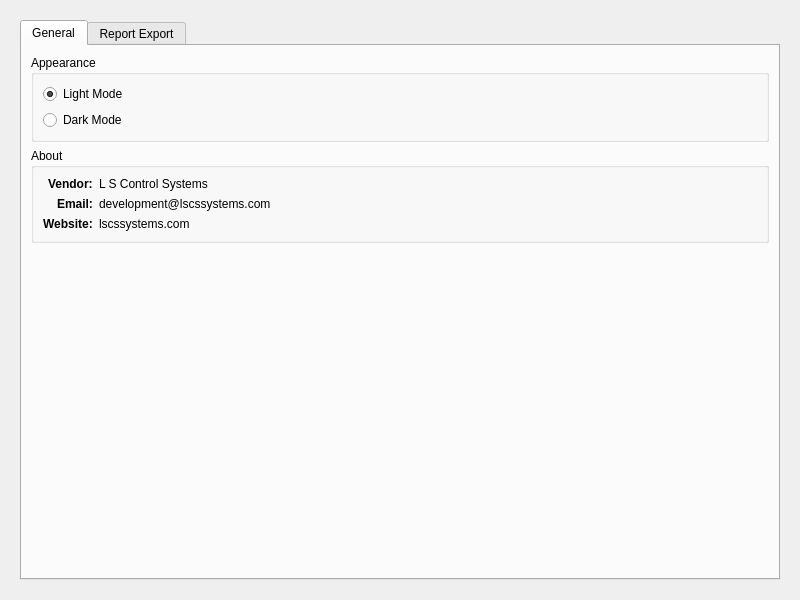
The window that src/ui/forms/settings.ui (SuryaPrasathB/Comminent-PCB-Tester) describes before a commit, drawn with Qt 5.
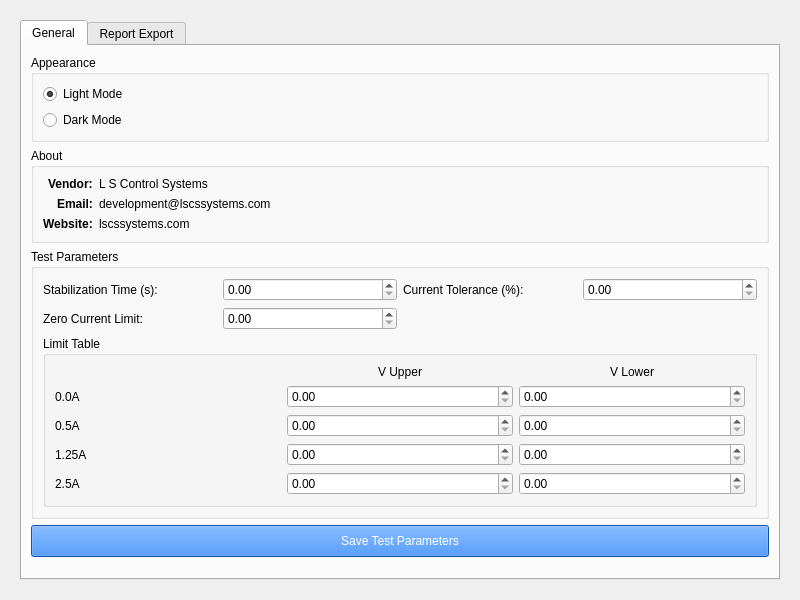
The same window after the commit.

Commit message:
feat: Expose test parameters in settings UI
- Migrated `STABILIZATION_TIME`, `CURRENT_TOLERANCE_PERCENT`, `LIMIT_TABLE`, and `ZERO_CURRENT_LIMIT` from static constants in `src/core/config.py` to dynamic settings.
- Updated `SettingsManager` to support deep merging of `test_parameters`.
- Added UI inputs in `settings.ui` to configure these test parameters.
- Updated `TestRunner` to fetch and apply these parameters dynamically instead of relying on hardcoded constants.

```diff
--- a/src/ui/forms/settings.ui
+++ b/src/ui/forms/settings.ui
@@ -143,6 +143,213 @@
          </layout>
         </widget>
        </item>
+       <item>
+        <widget class="QGroupBox" name="groupBox_test_params">
+         <property name="title">
+          <string>Test Parameters</string>
+         </property>
+         <layout class="QGridLayout" name="gridLayout_test_params">
+          <item row="0" column="0">
+           <widget class="QLabel" name="label_stab_time">
+            <property name="text">
+             <string>Stabilization Time (s):</string>
+            </property>
+           </widget>
+          </item>
+          <item row="0" column="1">
+           <widget class="QDoubleSpinBox" name="spinBox_stab_time">
+            <property name="decimals">
+             <number>2</number>
+            </property>
+            <property name="maximum">
+             <double>999.99</double>
+            </property>
+           </widget>
+          </item>
+          <item row="0" column="2">
+           <widget class="QLabel" name="label_curr_tol">
+            <property name="text">
+             <string>Current Tolerance (%):</string>
+            </property>
+           </widget>
+          </item>
+          <item row="0" column="3">
+           <widget class="QDoubleSpinBox" name="spinBox_curr_tol">
+            <property name="decimals">
+             <number>2</number>
+            </property>
+            <property name="maximum">
+             <double>100.0</double>
+            </property>
+           </widget>
+          </item>
+          <item row="1" column="0">
+           <widget class="QLabel" name="label_zero_curr">
+            <property name="text">
+             <string>Zero Current Limit:</string>
+            </property>
+           </widget>
+          </item>
+          <item row="1" column="1">
+           <widget class="QDoubleSpinBox" name="spinBox_zero_curr">
+            <property name="decimals">
+             <number>2</number>
+            </property>
+            <property name="maximum">
+             <double>99.99</double>
+            </property>
+           </widget>
+          </item>
+          <item row="2" column="0" colspan="4">
+           <widget class="QGroupBox" name="groupBox_limits">
+            <property name="title">
+             <string>Limit Table</string>
+            </property>
+            <layout class="QGridLayout" name="gridLayout_limits">
+             <item row="0" column="1">
+              <widget class="QLabel" name="label_vupper">
+               <property name="text">
+                <string>V Upper</string>
+               </property>
+               <property name="alignment">
+                <set>Qt::AlignCenter</set>
+               </property>
+              </widget>
+             </item>
+             <item row="0" column="2">
+              <widget class="QLabel" name="label_vlower">
+               <property name="text">
+                <string>V Lower</string>
+               </property>
+               <property name="alignment">
+                <set>Qt::AlignCenter</set>
+               </property>
+              </widget>
+             </item>
+             <item row="1" column="0">
+              <widget class="QLabel" name="label_0_0">
+               <property name="text">
+                <string>0.0A</string>
+               </property>
+              </widget>
+             </item>
+             <item row="1" column="1">
+              <widget class="QDoubleSpinBox" name="spinBox_0_0_vu">
+               <property name="decimals">
+                <number>2</number>
+               </property>
+               <property name="maximum">
+                <double>99.99</double>
+               </property>
+              </widget>
+             </item>
+             <item row="1" column="2">
+              <widget class="QDoubleSpinBox" name="spinBox_0_0_vl">
+               <property name="decimals">
+                <number>2</number>
+               </property>
+               <property name="maximum">
+                <double>99.99</double>
+               </property>
+              </widget>
+             </item>
+             <item row="2" column="0">
+              <widget class="QLabel" name="label_0_5">
+               <property name="text">
+                <string>0.5A</string>
+               </property>
+              </widget>
+             </item>
+             <item row="2" column="1">
+              <widget class="QDoubleSpinBox" name="spinBox_0_5_vu">
+               <property name="decimals">
+                <number>2</number>
+               </property>
+               <property name="maximum">
+                <double>99.99</double>
+               </property>
+              </widget>
+             </item>
+             <item row="2" column="2">
+              <widget class="QDoubleSpinBox" name="spinBox_0_5_vl">
+               <property name="decimals">
+                <number>2</number>
+               </property>
+               <property name="maximum">
+                <double>99.99</double>
+               </property>
+              </widget>
+             </item>
+             <item row="3" column="0">
+              <widget class="QLabel" name="label_1_25">
+               <property name="text">
+                <string>1.25A</string>
+               </property>
+              </widget>
+             </item>
+             <item row="3" column="1">
+              <widget class="QDoubleSpinBox" name="spinBox_1_25_vu">
+               <property name="decimals">
+                <number>2</number>
+               </property>
+               <property name="maximum">
+                <double>99.99</double>
+               </property>
+              </widget>
+             </item>
+             <item row="3" column="2">
+              <widget class="QDoubleSpinBox" name="spinBox_1_25_vl">
+               <property name="decimals">
+                <number>2</number>
+               </property>
+               <property name="maximum">
+                <double>99.99</double>
+               </property>
+              </widget>
+             </item>
+             <item row="4" column="0">
+              <widget class="QLabel" name="label_2_5">
+               <property name="text">
+                <string>2.5A</string>
+               </property>
+              </widget>
+             </item>
+             <item row="4" column="1">
+              <widget class="QDoubleSpinBox" name="spinBox_2_5_vu">
+               <property name="decimals">
+                <number>2</number>
+               </property>
+               <property name="maximum">
+                <double>99.99</double>
+               </property>
+              </widget>
+             </item>
+             <item row="4" column="2">
+              <widget class="QDoubleSpinBox" name="spinBox_2_5_vl">
+               <property name="decimals">
+                <number>2</number>
+               </property>
+               <property name="maximum">
+                <double>99.99</double>
+               </property>
+              </widget>
+             </item>
+            </layout>
+           </widget>
+          </item>
+         </layout>
+        </widget>
+       </item>
+       <item>
+        <widget class="QPushButton" name="btn_save_test_params">
+         <property name="styleSheet">
+          <string>background-color: #1a73e8; color: white; padding: 8px;</string>
+         </property>
+         <property name="text">
+          <string>Save Test Parameters</string>
+         </property>
+        </widget>
+       </item>
        <item>
         <spacer name="verticalSpacer_gen">
          <property name="orientation">
```
The commit also changes 4 other files.
